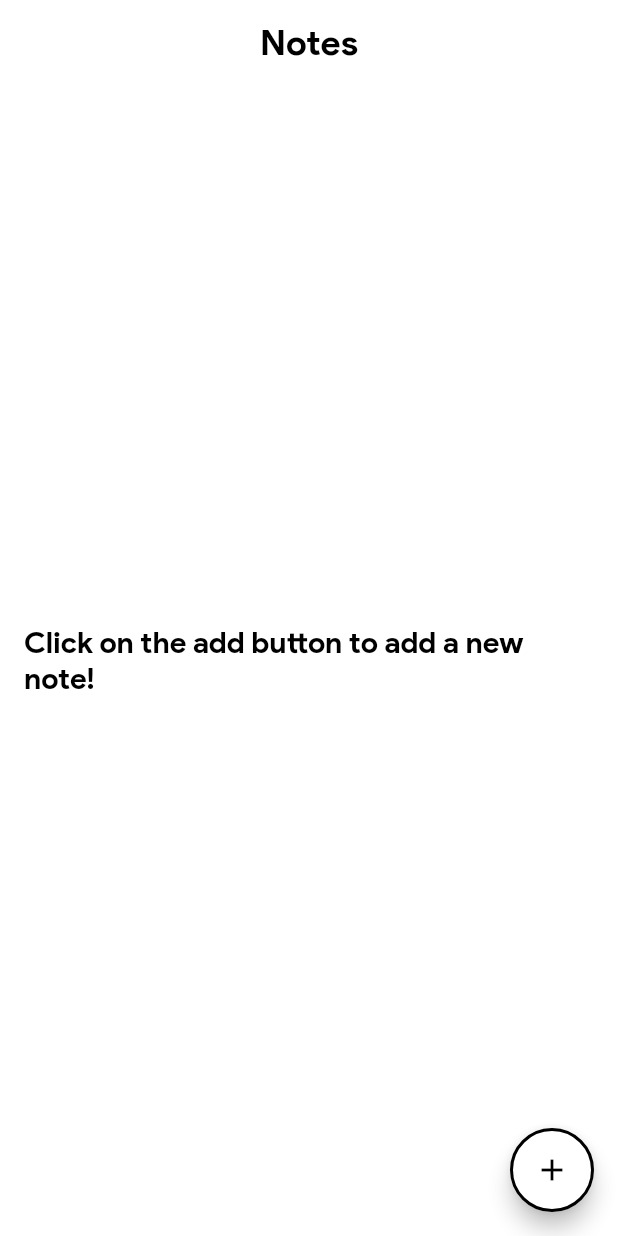
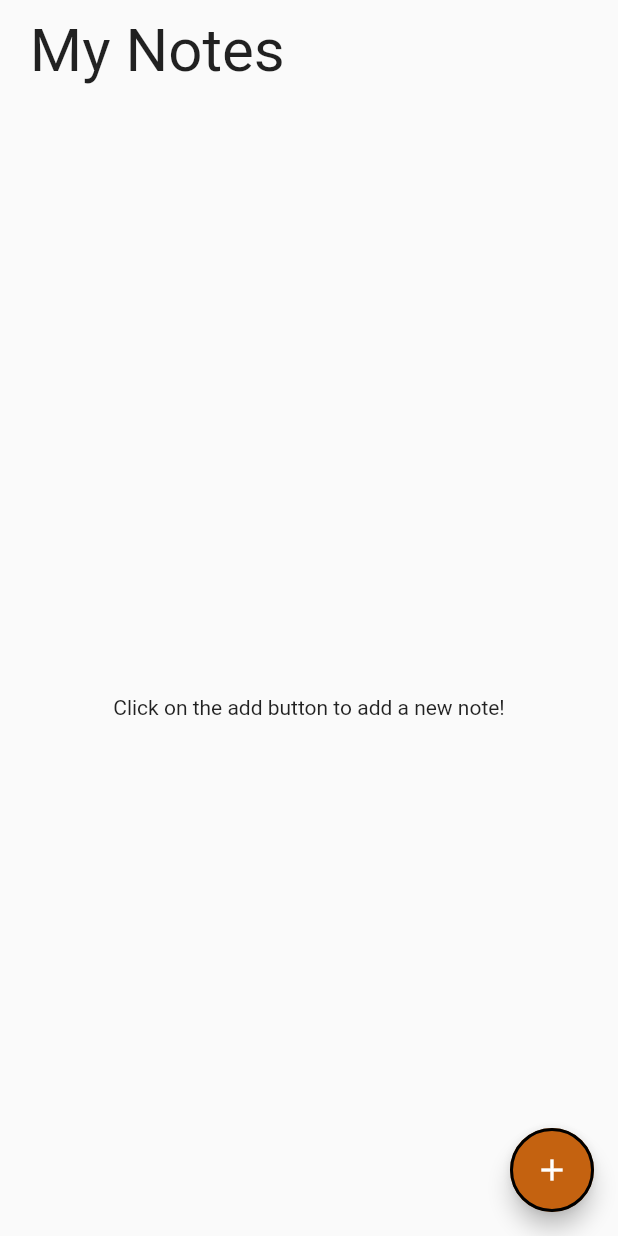
Before and after one commit to Anslem27/Noter, a Flutter app: the screen it shows after launch, on a phone screen of 412 x 824 dp. Run offline on Flutter 3.47's test engine with Material 2 defaults, Android fonts, the light colour scheme and no system bars; our stand-ins replace sqflite; accounts and stored records are empty.

Commit message:
Minor ui fixes

```diff
--- a/lib/main.dart
+++ b/lib/main.dart
@@ -1,4 +1,5 @@
 import 'package:flutter/material.dart';
+//import 'package:notes_taker/theme/app_theme.dart';
 
 import 'screens/note_list.dart';
 
@@ -11,34 +12,11 @@ class MyApp extends StatelessWidget {
 
   @override
   Widget build(BuildContext context) {
-    return MaterialApp(
+    return const MaterialApp(
       title: 'NoteKeeper',
+      /*  theme: NoterTheme.lightTheme,
+      darkTheme: NoterTheme.darkTheme, */
       debugShowCheckedModeBanner: false,
-      theme: ThemeData(
-        primarySwatch: Colors.deepPurple,
-        textTheme: const TextTheme(
-          headline5: TextStyle(
-              fontFamily: 'Sans',
-              fontWeight: FontWeight.bold,
-              color: Colors.black,
-              fontSize: 24),
-          bodyText2: TextStyle(
-              fontFamily: 'Sans',
-              fontWeight: FontWeight.bold,
-              color: Colors.black,
-              fontSize: 20),
-          bodyText1: TextStyle(
-              fontFamily: 'Sans',
-              fontWeight: FontWeight.normal,
-              color: Colors.black,
-              fontSize: 18),
-          subtitle2: TextStyle(
-              fontFamily: 'Sans',
-              fontWeight: FontWeight.normal,
-              color: Colors.black,
-              fontSize: 14),
-        ),
-      ),
       home: NoteList(),
     );
   }
--- a/lib/modal_class/notes.dart
+++ b/lib/modal_class/notes.dart
@@ -19,6 +19,7 @@ class Note {
 
   int get priority => _priority;
   int get color => _color;
+  // ignore: unnecessary_getters_setters
   String get date => _date;
 
   set title(String newTitle) {
--- a/lib/screens/note_list.dart
+++ b/lib/screens/note_list.dart
@@ -31,70 +31,90 @@ class NoteListState extends State<NoteList> {
       updateListView();
     }
 
-    Widget myAppBar() {
-      return AppBar(
-        title: Text('Notes', style: Theme.of(context).textTheme.headline5),
-        centerTitle: true,
-        elevation: 0,
-        backgroundColor: Colors.white,
-        leading: noteList.isEmpty
+    return Scaffold(
+      body: SafeArea(
+        child: Column(
+          children: [
+            Padding(
+              padding:
+                  const EdgeInsets.only(top: 10, bottom: 8, right: 8, left: 8),
+              child: Row(
+                children: [
+                  const SizedBox(width: 2),
+                  const Text(
+                    " My Notes",
+                    style: TextStyle(fontSize: 40, fontWeight: FontWeight.w400),
+                  ),
+                  const Spacer(),
+                  Column(
+                    children: [
+                      Padding(
+                        padding: const EdgeInsets.only(right: 10),
+                        child: noteList.isEmpty
                             ? Container()
                             : IconButton(
                                 icon: const Icon(
                                   Icons.search,
-                  color: Colors.black,
                                 ),
                                 onPressed: () async {
                                   final Note result = await showSearch(
-                      context: context, delegate: NotesSearch(notes: noteList));
+                                      context: context,
+                                      delegate: NotesSearch(notes: noteList));
                                   if (result != null) {
                                     navigateToDetail(result, 'Edit Note');
                                   }
                                 },
                               ),
-        actions: <Widget>[
-          noteList.isEmpty
+                      ),
+                      Padding(
+                        padding: const EdgeInsets.only(right: 10),
+                        child: noteList.isEmpty
                             ? Container()
                             : IconButton(
                                 icon: Icon(
                                   axisCount == 2 ? Icons.list : Icons.grid_on,
-                    color: Colors.black,
                                 ),
                                 onPressed: () {
                                   setState(() {
                                     axisCount = axisCount == 2 ? 4 : 2;
                                   });
                                 },
+                              ),
                       )
                     ],
-      );
-    }
-
-    return Scaffold(
-      appBar: myAppBar(),
-      body: noteList.isEmpty
-          ? Container(
-              color: Colors.white,
-              child: Center(
+                  )
+                ],
+              ),
+            ),
+            SizedBox(height: MediaQuery.of(context).size.height / 15),
+            Expanded(
+              child: SizedBox(
+                child: noteList.isEmpty
+                    ? Center(
                         child: Padding(
                           padding: const EdgeInsets.all(16.0),
-                  child: Text('Click on the add button to add a new note!',
+                          child: Text(
+                              'Click on the add button to add a new note!',
                               style: Theme.of(context).textTheme.bodyText2),
+                        ),
+                      )
+                    : SizedBox(
+                        child: getNotesList(),
                       ),
               ),
             )
-          : Container(
-              color: Colors.white,
-              child: getNotesList(),
+          ],
+        ),
       ),
       floatingActionButton: FloatingActionButton(
         onPressed: () {
           navigateToDetail(Note('', '', 3, 0), 'Add Note');
         },
-        tooltip: 'Add Note',
-        shape: const CircleBorder(side: BorderSide(color: Colors.black, width: 2.0)),
-        child: const Icon(Icons.add, color: Colors.black),
-        backgroundColor: Colors.white,
+        tooltip: 'Take a  note',
+        shape: const CircleBorder(
+            side: BorderSide(color: Colors.black, width: 2.0)),
+        child: const Icon(Icons.add),
+        backgroundColor: const Color(0xffc46210),
       ),
     );
   }
@@ -115,7 +135,8 @@ class NoteListState extends State<NoteList> {
             decoration: BoxDecoration(
               color: colors[noteList[index].color],
               border: Border.all(width: 2, color: Colors.black),
-                borderRadius: BorderRadius.circular(8.0)),
+              borderRadius: BorderRadius.circular(8.0),
+            ),
             child: Column(
               children: <Widget>[
                 Row(
@@ -133,8 +154,10 @@ class NoteListState extends State<NoteList> {
                     Text(
                       getPriorityText(noteList[index].priority),
                       style: TextStyle(
-                          color:
-                              getPriorityColor(noteList[index].priority)),
+                        color: getPriorityColor(
+                          noteList[index].priority,
+                        ),
+                      ),
                     ),
                   ],
                 ),
@@ -145,10 +168,9 @@ class NoteListState extends State<NoteList> {
                     children: <Widget>[
                       Expanded(
                         child: Text(
-                            noteList[index].description == null
-                                ? ''
-                                : noteList[index].description,
-                            style: Theme.of(context).textTheme.bodyText1),
+                          noteList[index].description ?? '',
+                          style: Theme.of(context).textTheme.bodyText1,
+                        ),
                       )
                     ],
                   ),
@@ -156,8 +178,10 @@ class NoteListState extends State<NoteList> {
                 Row(
                     mainAxisAlignment: MainAxisAlignment.end,
                     children: <Widget>[
-                      Text(noteList[index].date,
-                          style: Theme.of(context).textTheme.subtitle2),
+                      Text(
+                        noteList[index].date,
+                        style: Theme.of(context).textTheme.subtitle2,
+                      ),
                     ])
               ],
             ),
@@ -206,19 +230,6 @@ class NoteListState extends State<NoteList> {
     }
   }
 
-  // void _delete(BuildContext context, Note note) async {
-  //   int result = await databaseHelper.deleteNote(note.id);
-  //   if (result != 0) {
-  //     _showSnackBar(context, 'Note Deleted Successfully');
-  //     updateListView();
-  //   }
-  // }
-
-  // void _showSnackBar(BuildContext context, String message) {
-  //   final snackBar = SnackBar(content: Text(message));
-  //   Scaffold.of(context).showSnackBar(snackBar);
-  // }
-
   void navigateToDetail(Note note, String title) async {
     bool result = await Navigator.push(context,
         MaterialPageRoute(builder: (context) => NoteDetail(note, title)));
--- /dev/null
+++ b/lib/theme/app_theme.dart
@@ -0,0 +1,68 @@
+import 'package:flutter/material.dart';
+
+//! Do not alter with these values.
+
+class NoterTheme {
+  //private contructor
+  NoterTheme._();
+  static final ThemeData lightTheme = ThemeData(
+    focusColor: Colors.black,
+    hoverColor: Colors.black,
+    disabledColor: Colors.white,
+    cardColor: Colors.white,
+    scaffoldBackgroundColor: Colors.white,
+    brightness: Brightness.light,
+    primarySwatch: diafconPrimaryColor,
+    hintColor: const Color(0xff0F2576),
+    primaryColor: const Color(0xFF0096FF),
+  );
+  static final ThemeData darkTheme = ThemeData(
+    iconTheme: const IconThemeData(color: Colors.white),
+    focusColor: Colors.white,
+    disabledColor: const Color(0xFF0096FF),
+    hoverColor: const Color(0xFF0096FF),
+    appBarTheme: AppBarTheme(color: Colors.grey.shade900),
+    cardColor: Colors.grey.shade900,
+    scaffoldBackgroundColor: darkColor,
+    primarySwatch: darkColor,
+    primaryColor: Colors.grey.shade800,
+    brightness: Brightness.dark,
+    backgroundColor: Colors.grey.shade900,
+    hintColor: darkColor,
+  );
+}
+
+//custom Lighter dark blue material color
+const MaterialColor diafconPrimaryColor = MaterialColor(
+  0xff7fffd4,
+  <int, Color>{
+    //?no applied shades, maintained one constant
+    50: Color(0xff7fffd4),
+    100: Color(0xff7fffd4),
+    200: Color(0xff7fffd4),
+    300: Color(0xff7fffd4),
+    400: Color(0xff7fffd4),
+    500: Color(0xff7fffd4),
+    600: Color(0xff7fffd4),
+    700: Color(0xff7fffd4),
+    800: Color(0xff7fffd4),
+    900: Color(0xff7fffd4),
+  },
+);
+
+//custom black material color
+const MaterialColor darkColor = MaterialColor(
+  0xff000000,
+  <int, Color>{
+    50: Color(0xff000000),
+    100: Color(0xff000000),
+    200: Color(0xff000000),
+    300: Color(0xff000000),
+    400: Color(0xff000000),
+    500: Color(0xff000000),
+    600: Color(0xff000000),
+    700: Color(0xff000000),
+    800: Color(0xff000000),
+    900: Color(0xff000000),
+  },
+);
```
Also changed, not shown: lib/screens/note_detail.dart (+10 -27 lines), lib/screens/search_note.dart (+19 -23 lines), lib/utils/widgets.dart (+12 -10 lines), 2 other files. Lines whose indentation alone changed are shown as unchanged.
